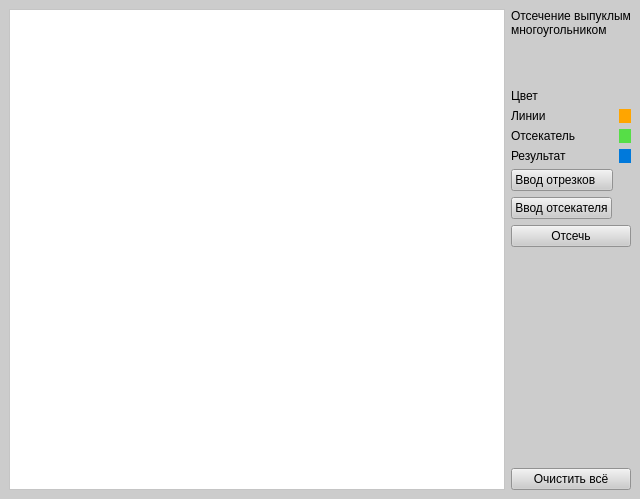
DeadlyHunter38/bmstu_sem_4_computer_graphics, file lab_08/lab_08.ui: the form before one commit.
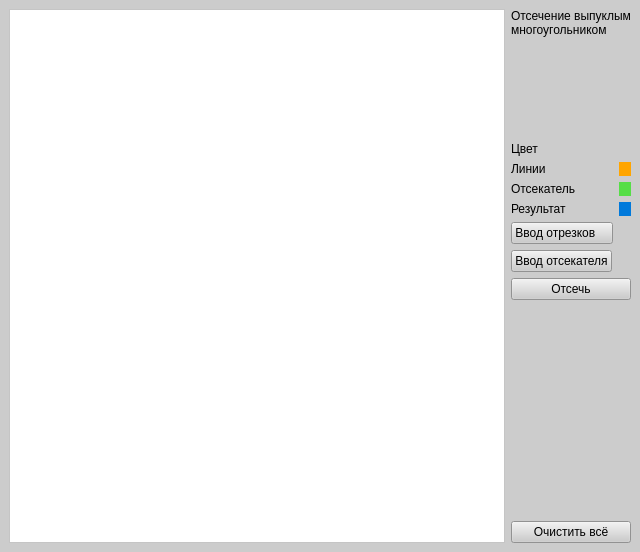
The form after the commit.

The edit to the form file:
```diff
--- a/lab_08/lab_08.ui
+++ b/lab_08/lab_08.ui
@@ -7,7 +7,7 @@
     <x>0</x>
     <y>0</y>
     <width>640</width>
-    <height>480</height>
+    <height>552</height>
    </rect>
   </property>
   <property name="windowTitle">
@@ -20,9 +20,15 @@
    <layout class="QHBoxLayout" name="horizontalLayout">
     <item>
      <widget class="QGraphicsView" name="graphicsView">
+      <property name="layoutDirection">
+       <enum>Qt::LeftToRight</enum>
+      </property>
       <property name="styleSheet">
        <string notr="true">background-color: #ffffff</string>
       </property>
+      <property name="alignment">
+       <set>Qt::AlignLeading|Qt::AlignLeft|Qt::AlignTop</set>
+      </property>
      </widget>
     </item>
     <item>
```
